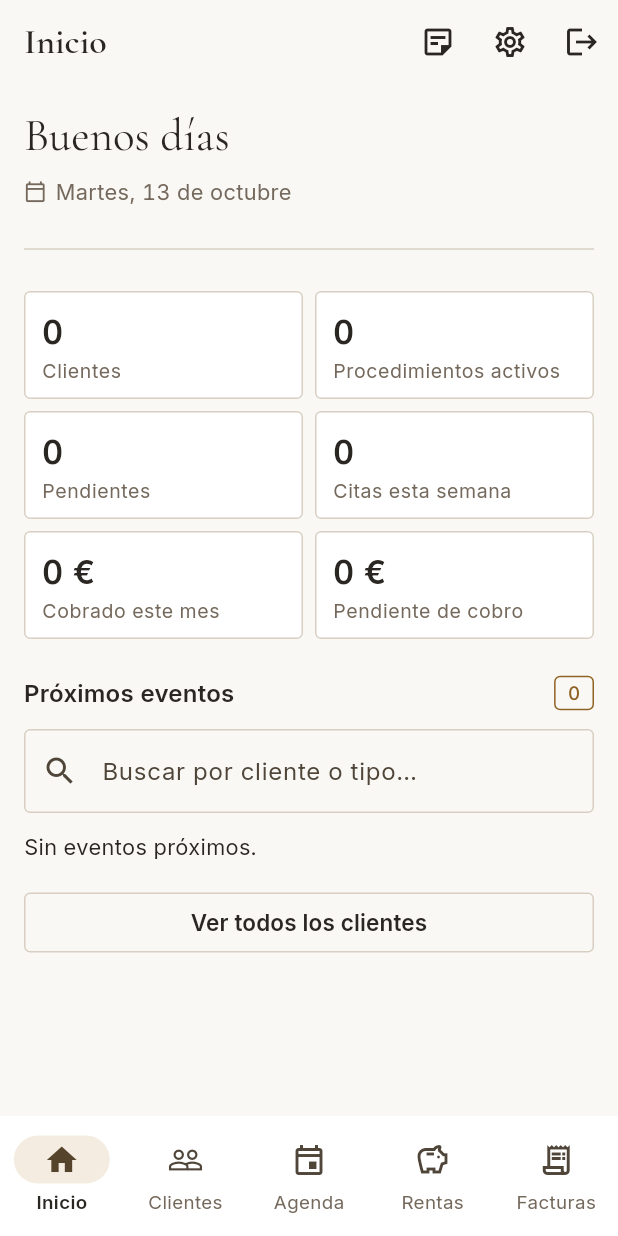
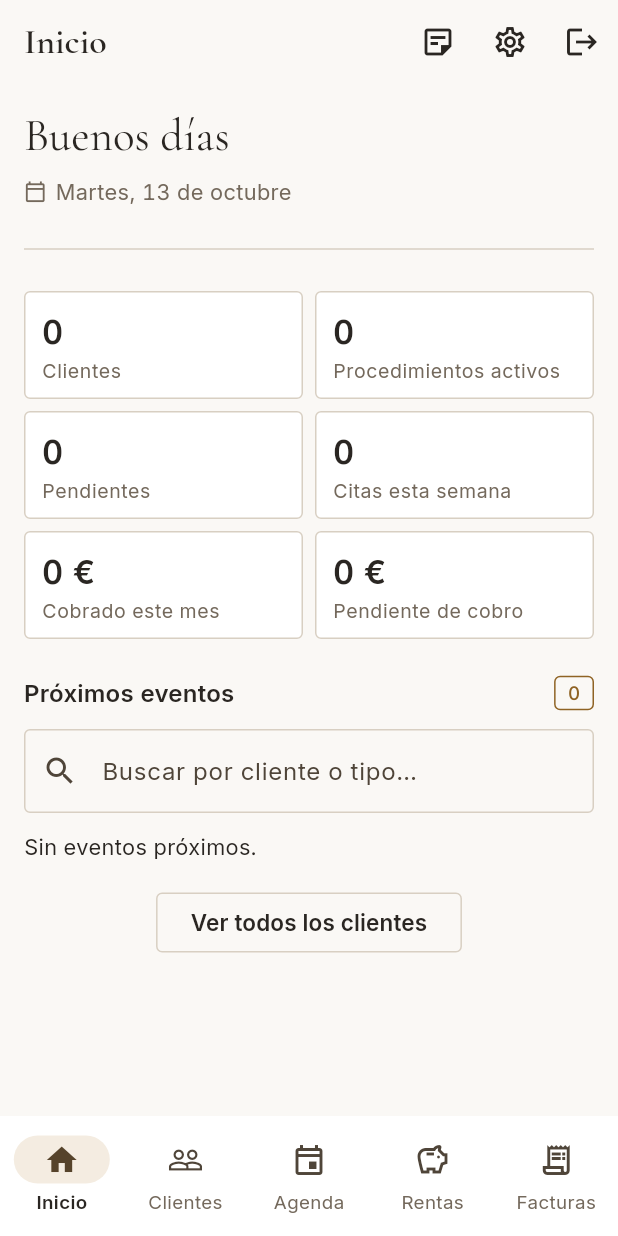
Before and after one commit to AinhoaTomass/tus-juicios, a Flutter app: the screen it shows once a user with an empty profile is signed in, on a phone screen of 412 x 824 dp. Run offline on Flutter 3.47's test engine with Material 3 defaults, Android fonts, the phone set to English and light mode, and no system bars; our stand-ins replace file_picker, flutter_local_notifications, flutter_riverpod, go_router, google_fonts, pdf and 6 more; accounts and stored records are empty; generated files the repository leaves out were written again.

Commit message:
Adaptar la web a pantallas anchas
- Formularios y Ajustes con ancho máximo de 640 px; listados e Inicio de
  960 px (antes 1400), centrados.
- Tarjetas de resumen en filas completas (2 + 2 en vez de 3 + 1).
- Panel lateral: Notas como una sección más, y Ajustes / Cerrar sesión /
  Ocultar menú con su nombre cuando el panel está extendido.
- "Ver todos los clientes" centrado a su tamaño.

Co-Authored-By: Claude Opus 5.5 <noreply@anthropic.com>

```diff
--- a/lib/core/router/app_shell.dart
+++ b/lib/core/router/app_shell.dart
@@ -9,11 +9,13 @@ import '../../features/clientes/presentation/procedimientos_providers.dart';
 import '../network/supabase_client.dart';
 import '../notificaciones/notificaciones_service.dart';
 import '../state/formulario_sucio_provider.dart';
+import '../theme/app_theme.dart';
 import '../widgets/confirmar_salida_dialog.dart';
 import '../widgets/responsive_content.dart';
 
 /// Shell con 5 secciones (Notas queda fuera para no saturar la barra
-/// inferior; se abre desde Inicio o el panel lateral, y desde la ficha de
+/// inferior; en el móvil se abre desde Inicio, en el panel lateral es una
+/// entrada más, y está también en la ficha de
 /// cada cliente). En móvil se muestra como barra
 /// de navegación inferior; en pantallas anchas (tablet/escritorio) pasa a un
 /// panel lateral (que se puede esconder) y el contenido se centra con un
@@ -78,6 +80,7 @@ class _AppShellState extends ConsumerState<AppShell> {
 
     final ancho = MediaQuery.sizeOf(context).width;
     final esPanelLateral = ancho >= anchoPanelLateral;
+    final extendido = ancho >= 1000;
 
     final contenido = ResponsiveContent(child: widget.shell);
 
@@ -104,10 +107,15 @@ class _AppShellState extends ConsumerState<AppShell> {
         children: [
           if (_menuVisible)
             NavigationRail(
-              extended: ancho >= 1000,
+              extended: extendido,
               selectedIndex: widget.shell.currentIndex,
-              onDestinationSelected: (index) => _cambiarPestana(context, index),
-              labelType: ancho >= 1000
+              // Notas va después de las 5 secciones: no es una pestaña del
+              // shell (en el móvil no cabe en la barra inferior), así que se
+              // abre encima en vez de cambiar de rama.
+              onDestinationSelected: (index) => index == _destinos.length
+                  ? context.push('/notas')
+                  : _cambiarPestana(context, index),
+              labelType: extendido
                   ? NavigationRailLabelType.none
                   : NavigationRailLabelType.all,
               trailingAtBottom: true,
@@ -115,27 +123,26 @@ class _AppShellState extends ConsumerState<AppShell> {
                 top: false,
                 child: Padding(
                   padding: const EdgeInsets.symmetric(vertical: 8),
-                  child: Wrap(
-                    alignment: WrapAlignment.center,
+                  child: Column(
+                    crossAxisAlignment:
+                        extendido ? CrossAxisAlignment.start : CrossAxisAlignment.center,
                     children: [
-                      IconButton(
-                        icon: const Icon(Icons.sticky_note_2_outlined),
-                        tooltip: 'Notas',
-                        onPressed: () => context.push('/notas'),
-                      ),
-                      IconButton(
-                        icon: const Icon(Icons.settings_outlined),
-                        tooltip: 'Ajustes',
+                      _AccionLateral(
+                        icono: Icons.settings_outlined,
+                        texto: 'Ajustes',
+                        conTexto: extendido,
                         onPressed: () => context.push('/ajustes'),
                       ),
-                      IconButton(
-                        icon: const Icon(Icons.logout),
-                        tooltip: 'Cerrar sesión',
+                      _AccionLateral(
+                        icono: Icons.logout,
+                        texto: 'Cerrar sesión',
+                        conTexto: extendido,
                         onPressed: () => supabase.auth.signOut(),
                       ),
-                      IconButton(
-                        icon: const Icon(Icons.menu_open),
-                        tooltip: 'Ocultar menú',
+                      _AccionLateral(
+                        icono: Icons.menu_open,
+                        texto: 'Ocultar menú',
+                        conTexto: extendido,
                         onPressed: () => setState(() => _menuVisible = false),
                       ),
                     ],
@@ -149,6 +156,11 @@ class _AppShellState extends ConsumerState<AppShell> {
                     selectedIcon: Icon(destino.iconSeleccionado),
                     label: Text(destino.label),
                   ),
+                const NavigationRailDestination(
+                  icon: Icon(Icons.sticky_note_2_outlined),
+                  selectedIcon: Icon(Icons.sticky_note_2),
+                  label: Text('Notas'),
+                ),
               ],
             )
           else
@@ -169,3 +181,38 @@ class _AppShellState extends ConsumerState<AppShell> {
     );
   }
 }
+
+/// Acción secundaria al pie del panel lateral: con su nombre al lado cuando
+/// el panel está extendido, o solo el icono (con tooltip) cuando es estrecho.
+class _AccionLateral extends StatelessWidget {
+  const _AccionLateral({
+    required this.icono,
+    required this.texto,
+    required this.conTexto,
+    required this.onPressed,
+  });
+
+  final IconData icono;
+  final String texto;
+  final bool conTexto;
+  final VoidCallback onPressed;
+
+  @override
+  Widget build(BuildContext context) {
+    if (!conTexto) {
+      return IconButton(icon: Icon(icono), tooltip: texto, onPressed: onPressed);
+    }
+    return Padding(
+      padding: const EdgeInsets.symmetric(horizontal: 12),
+      child: TextButton.icon(
+        onPressed: onPressed,
+        icon: Icon(icono, size: 20),
+        label: Text(texto),
+        style: TextButton.styleFrom(
+          foregroundColor: AppTheme.of(context).mutedInk,
+          padding: const EdgeInsets.symmetric(horizontal: 12, vertical: 12),
+        ),
+      ),
+    );
+  }
+}
--- a/lib/core/widgets/responsive_content.dart
+++ b/lib/core/widgets/responsive_content.dart
@@ -5,6 +5,14 @@ import 'package:flutter/material.dart';
 /// lateral (ajustes, cerrar sesión) las ocultan a partir de aquí para no
 /// duplicarlas.
 const anchoPanelLateral = 700.0;
+
+/// Ancho máximo de listados, Inicio y pantallas de consulta en pantallas
+/// anchas: más allá, buscadores y tarjetas se estiran de borde a borde.
+const anchoListado = 960.0;
+
+/// Ancho máximo de los formularios: campos de un monitor entero de ancho
+/// son incómodos de leer y rellenar.
+const anchoFormulario = 640.0;
 
 /// Centra el contenido y le pone un ancho máximo en pantallas anchas
 /// (tablet/escritorio en la versión web), para que no se estire de borde a
@@ -14,7 +22,7 @@ class ResponsiveContent extends StatelessWidget {
   const ResponsiveContent({
     super.key,
     required this.child,
-    this.maxWidth = 1400,
+    this.maxWidth = anchoListado,
   });
 
   final Widget child;
--- a/lib/core/widgets/stat_tile.dart
+++ b/lib/core/widgets/stat_tile.dart
@@ -66,6 +66,13 @@ class StatTileGrid extends StatelessWidget {
         var columnas =
             (constraints.maxWidth / (_anchoMaximo + _espacio)).floor().clamp(1, tiles.length);
         if (columnas < 2 && tiles.length >= 2) columnas = 2;
+        // Filas completas: con 4 tarjetas y sitio para 3, mejor 2 + 2 que
+        // 3 + 1 con una descolgada.
+        var completas = columnas;
+        while (completas > 2 && tiles.length % completas != 0) {
+          completas--;
+        }
+        if (tiles.length % completas == 0) columnas = completas;
         final anchoTarjeta = (constraints.maxWidth - _espacio * (columnas - 1)) / columnas;
         return Wrap(
           spacing: _espacio,
--- a/lib/features/agenda/presentation/evento_formulario_screen.dart
+++ b/lib/features/agenda/presentation/evento_formulario_screen.dart
@@ -5,6 +5,7 @@ import 'package:go_router/go_router.dart';
 import '../../../core/state/formulario_sucio_provider.dart';
 import '../../../core/widgets/confirmar_salida_dialog.dart';
 import '../../../core/widgets/mostrar_error.dart';
+import '../../../core/widgets/responsive_content.dart';
 import '../../clientes/domain/cliente.dart';
 import '../../clientes/presentation/clientes_providers.dart';
 import '../domain/evento.dart';
@@ -179,7 +180,9 @@ class _EventoFormularioScreenState extends ConsumerState<EventoFormularioScreen>
       },
       child: Scaffold(
         appBar: AppBar(title: Text(esEdicion ? 'Editar cita' : 'Nueva cita')),
-        body: Form(
+        body: ResponsiveContent(
+          maxWidth: anchoFormulario,
+          child: Form(
             key: _formKey,
             onChanged: _marcarSucio,
             child: ListView(
@@ -301,6 +304,7 @@ class _EventoFormularioScreenState extends ConsumerState<EventoFormularioScreen>
             ),
           ),
         ),
+      ),
     );
   }
 }
--- a/lib/features/ajustes/presentation/ajustes_screen.dart
+++ b/lib/features/ajustes/presentation/ajustes_screen.dart
@@ -33,6 +33,7 @@ class AjustesScreen extends ConsumerWidget {
     return Scaffold(
       appBar: AppBar(title: const Text('Ajustes')),
       body: ResponsiveContent(
+        maxWidth: anchoFormulario,
         child: configAsync.when(
           loading: () => const Center(child: CircularProgressIndicator()),
           error: (error, _) =>
--- a/lib/features/clientes/presentation/cliente_formulario_screen.dart
+++ b/lib/features/clientes/presentation/cliente_formulario_screen.dart
@@ -5,6 +5,7 @@ import 'package:go_router/go_router.dart';
 import '../../../core/state/formulario_sucio_provider.dart';
 import '../../../core/widgets/confirmar_salida_dialog.dart';
 import '../../../core/widgets/mostrar_error.dart';
+import '../../../core/widgets/responsive_content.dart';
 import '../domain/cliente.dart';
 import 'clientes_providers.dart';
 
@@ -135,7 +136,9 @@ class _ClienteFormularioScreenState extends ConsumerState<ClienteFormularioScree
       },
       child: Scaffold(
       appBar: AppBar(title: Text(esEdicion ? 'Editar cliente' : 'Nuevo cliente')),
-      body: Form(
+      body: ResponsiveContent(
+        maxWidth: anchoFormulario,
+        child: Form(
           key: _formKey,
           onChanged: _marcarSucio,
           child: ListView(
@@ -215,6 +218,7 @@ class _ClienteFormularioScreenState extends ConsumerState<ClienteFormularioScree
           ),
           ),
       ),
+      ),
     );
   }
 }
--- a/lib/features/clientes/presentation/procedimiento_formulario_screen.dart
+++ b/lib/features/clientes/presentation/procedimiento_formulario_screen.dart
@@ -5,6 +5,7 @@ import 'package:go_router/go_router.dart';
 import '../../../core/state/formulario_sucio_provider.dart';
 import '../../../core/widgets/confirmar_salida_dialog.dart';
 import '../../../core/widgets/mostrar_error.dart';
+import '../../../core/widgets/responsive_content.dart';
 import '../domain/cliente.dart';
 import 'documentos_providers.dart';
 import 'procedimientos_providers.dart';
@@ -140,7 +141,9 @@ class _ProcedimientoFormularioScreenState extends ConsumerState<ProcedimientoFor
       },
       child: Scaffold(
         appBar: AppBar(title: Text(esEdicion ? 'Editar procedimiento' : 'Nuevo procedimiento')),
-        body: Form(
+        body: ResponsiveContent(
+          maxWidth: anchoFormulario,
+          child: Form(
             key: _formKey,
             onChanged: _marcarSucio,
             child: ListView(
@@ -237,6 +240,7 @@ class _ProcedimientoFormularioScreenState extends ConsumerState<ProcedimientoFor
             ),
           ),
         ),
+      ),
     );
   }
 }
--- a/lib/features/facturas/presentation/factura_formulario_screen.dart
+++ b/lib/features/facturas/presentation/factura_formulario_screen.dart
@@ -5,6 +5,7 @@ import 'package:go_router/go_router.dart';
 import '../../../core/state/formulario_sucio_provider.dart';
 import '../../../core/widgets/confirmar_salida_dialog.dart';
 import '../../../core/widgets/mostrar_error.dart';
+import '../../../core/widgets/responsive_content.dart';
 import '../../clientes/presentation/clientes_providers.dart';
 import '../domain/factura.dart';
 import 'facturas_providers.dart';
@@ -143,7 +144,9 @@ class _FacturaFormularioScreenState extends ConsumerState<FacturaFormularioScree
       },
       child: Scaffold(
         appBar: AppBar(title: Text(esEdicion ? 'Editar factura' : 'Nueva factura')),
-        body: Form(
+        body: ResponsiveContent(
+          maxWidth: anchoFormulario,
+          child: Form(
             key: _formKey,
             onChanged: _marcarSucio,
             child: ListView(
@@ -238,6 +241,7 @@ class _FacturaFormularioScreenState extends ConsumerState<FacturaFormularioScree
             ),
           ),
         ),
+      ),
     );
   }
 }
--- a/lib/features/inicio/presentation/inicio_screen.dart
+++ b/lib/features/inicio/presentation/inicio_screen.dart
@@ -272,9 +272,13 @@ class _InicioScreenState extends ConsumerState<InicioScreen> {
             },
           ),
           const SizedBox(height: 16),
-          OutlinedButton(
-            onPressed: () => context.go('/clientes'),
-            child: const Text('Ver todos los clientes'),
+          // Centrado y a su tamaño: estirado al ancho de la lista parecía
+          // una barra en el ordenador.
+          Center(
+            child: OutlinedButton(
+              onPressed: () => context.go('/clientes'),
+              child: const Text('Ver todos los clientes'),
+            ),
           ),
         ],
       ),
--- a/lib/features/notas/presentation/nota_formulario_screen.dart
+++ b/lib/features/notas/presentation/nota_formulario_screen.dart
@@ -5,6 +5,7 @@ import 'package:go_router/go_router.dart';
 import '../../../core/state/formulario_sucio_provider.dart';
 import '../../../core/widgets/confirmar_salida_dialog.dart';
 import '../../../core/widgets/mostrar_error.dart';
+import '../../../core/widgets/responsive_content.dart';
 import '../domain/nota.dart';
 import 'notas_providers.dart';
 
@@ -188,7 +189,9 @@ class _NotaFormularioScreenState extends ConsumerState<NotaFormularioScreen> {
               ),
           ],
         ),
-        body: Form(
+        body: ResponsiveContent(
+          maxWidth: anchoFormulario,
+          child: Form(
             key: _formKey,
             onChanged: _marcarSucio,
             child: ListView(
@@ -234,6 +237,7 @@ class _NotaFormularioScreenState extends ConsumerState<NotaFormularioScreen> {
             ),
           ),
         ),
+      ),
     );
   }
 }
--- a/lib/features/notas/presentation/notas_screen.dart
+++ b/lib/features/notas/presentation/notas_screen.dart
@@ -6,6 +6,7 @@ import 'package:intl/intl.dart';
 import '../../../core/theme/app_theme.dart';
 import '../../../core/widgets/estado_chip.dart';
 import '../../../core/widgets/hairline_card.dart';
+import '../../../core/widgets/responsive_content.dart';
 import 'notas_providers.dart';
 
 class NotasScreen extends ConsumerWidget {
@@ -22,7 +23,8 @@ class NotasScreen extends ConsumerWidget {
         icon: const Icon(Icons.add),
         label: const Text('Nueva nota'),
       ),
-      body: notasAsync.when(
+      body: ResponsiveContent(
+        child: notasAsync.when(
           loading: () => const Center(child: CircularProgressIndicator()),
           error: (error, _) => Center(child: Text('Error al cargar notas: $error')),
           data: (notas) {
@@ -80,6 +82,7 @@ class NotasScreen extends ConsumerWidget {
             );
           },
         ),
+      ),
     );
   }
 }
--- a/lib/features/rentas/presentation/renta_formulario_screen.dart
+++ b/lib/features/rentas/presentation/renta_formulario_screen.dart
@@ -5,6 +5,7 @@ import 'package:go_router/go_router.dart';
 import '../../../core/state/formulario_sucio_provider.dart';
 import '../../../core/widgets/confirmar_salida_dialog.dart';
 import '../../../core/widgets/mostrar_error.dart';
+import '../../../core/widgets/responsive_content.dart';
 import '../../clientes/presentation/clientes_providers.dart';
 import '../domain/renta.dart';
 import 'rentas_providers.dart';
@@ -139,7 +140,9 @@ class _RentaFormularioScreenState extends ConsumerState<RentaFormularioScreen> {
       },
       child: Scaffold(
         appBar: AppBar(title: Text(esEdicion ? 'Editar renta' : 'Nueva renta')),
-        body: Form(
+        body: ResponsiveContent(
+          maxWidth: anchoFormulario,
+          child: Form(
             key: _formKey,
             onChanged: _marcarSucio,
             child: ListView(
@@ -238,6 +241,7 @@ class _RentaFormularioScreenState extends ConsumerState<RentaFormularioScreen> {
             ),
           ),
         ),
+      ),
     );
   }
 }
```
Lines whose indentation alone changed are shown as unchanged.
